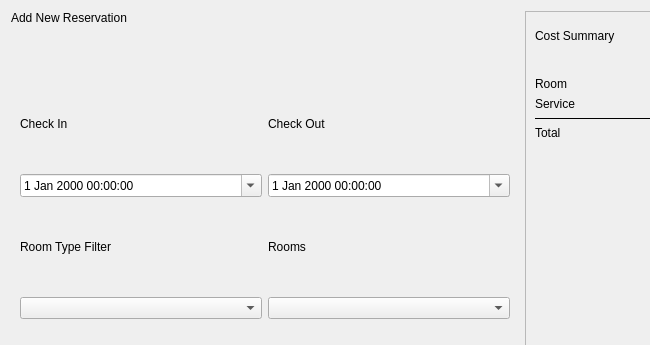
First picture: the form in ui_files/new_reservation_dialog.ui, repository xbryan25/hotel-management-system, before the edit; both pictures show x 0 to 650 and y 0 to 345 of the 790 by 502 pixel window.
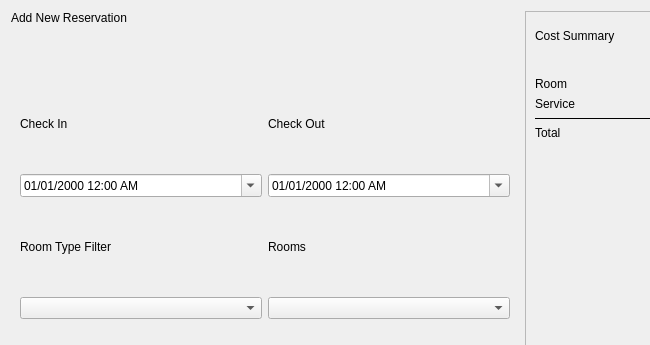
Second picture: the form after the edit.

Commit message: feat(add_reservation): configure check_in_date_time_edit and check_out_date_time_edit

What changed in the file:
```diff
--- a/ui_files/new_reservation_dialog.ui
+++ b/ui_files/new_reservation_dialog.ui
@@ -204,7 +204,10 @@
        <item row="2" column="0">
         <widget class="QDateTimeEdit" name="check_in_date_time_edit">
          <property name="currentSection">
-          <enum>QDateTimeEdit::DaySection</enum>
+          <enum>QDateTimeEdit::MonthSection</enum>
+         </property>
+         <property name="displayFormat">
+          <string>MM/dd/yyyy h:mm AP</string>
          </property>
          <property name="calendarPopup">
           <bool>true</bool>
@@ -219,6 +222,9 @@
        </item>
        <item row="2" column="1">
         <widget class="QDateTimeEdit" name="check_out_date_time_edit">
+         <property name="displayFormat">
+          <string>MM/dd/yyyy h:mm AP</string>
+         </property>
          <property name="calendarPopup">
           <bool>true</bool>
          </property>
```
The commit also changes 2 other files.
